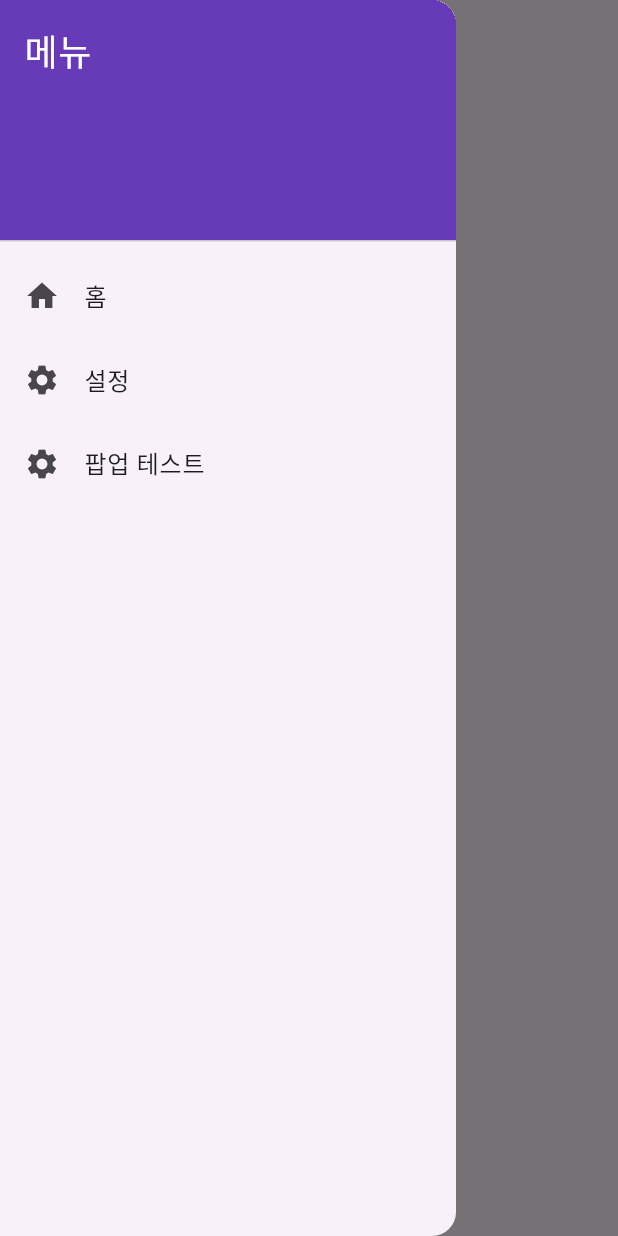
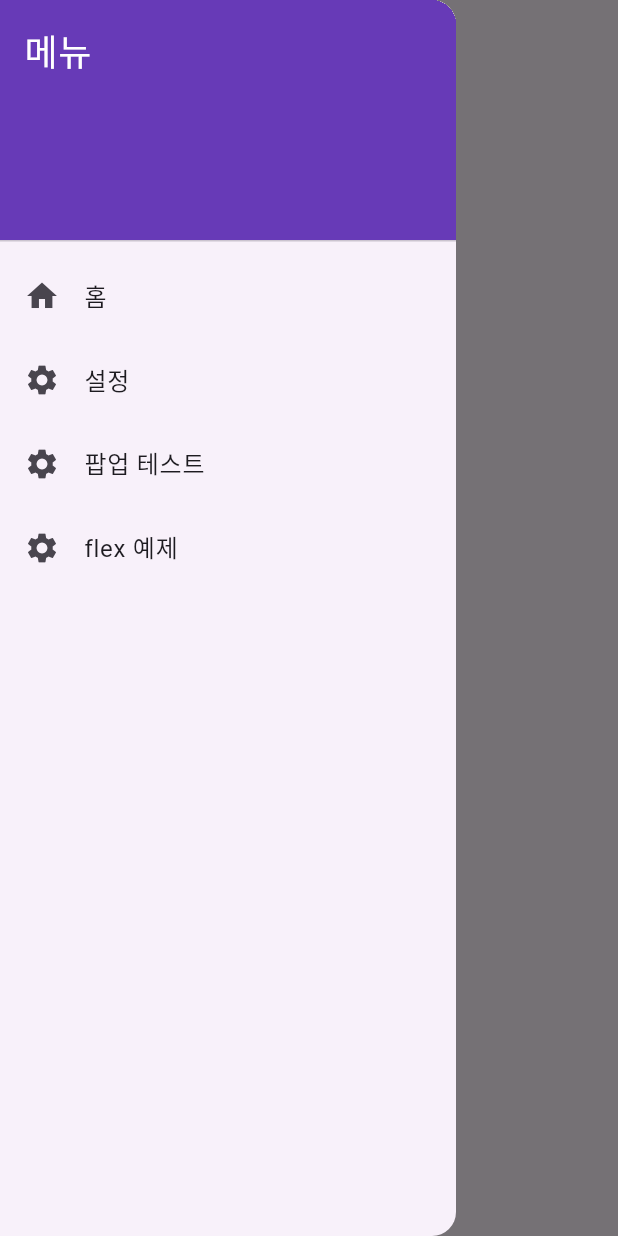
Before and after one commit to parkhyeseong0326/flutter, a Flutter app: the SettingPage screen opened by its route, with the side drawer open, on a phone screen of 412 x 824 dp. Run offline on Flutter 3.47's test engine with Material 3 defaults, Android fonts, the phone set to English and light mode, and no system bars.

Commit message:
flex페이지 추가

```diff
--- a/lib/drawer.dart
+++ b/lib/drawer.dart
@@ -47,6 +47,15 @@ class MyDrawer extends StatelessWidget {
                     context, "/popup"
                 );
               }
+          ),
+          ListTile(
+              leading: const Icon(Icons.settings),
+              title: const Text('flex 예제'),
+              onTap: () {
+                Navigator.pushNamed(
+                    context, "/flex"
+                );
+              }
           )
         ],
       ),
--- a/lib/main.dart
+++ b/lib/main.dart
@@ -1,4 +1,5 @@
 import 'package:flutter/material.dart';
+import 'package:hello/flex_page.dart';
 import 'package:hello/popup_page.dart';
 import 'package:hello/setting_page.dart';
 import 'drawer.dart';
@@ -22,7 +23,8 @@ class MyApp extends StatelessWidget {
       routes: {
         '/': (context) => const MyHomePage(),
         '/setting': (context) => const SettingPage(),
-        '/popup': (context) => const PopupPage()
+        '/popup': (context) => const PopupPage(),
+        '/flex': (context) => const FlexPage()
       },
     );
   }
```
Also changed, not shown: lib/flex_page.dart (added, +36 -0 lines).
